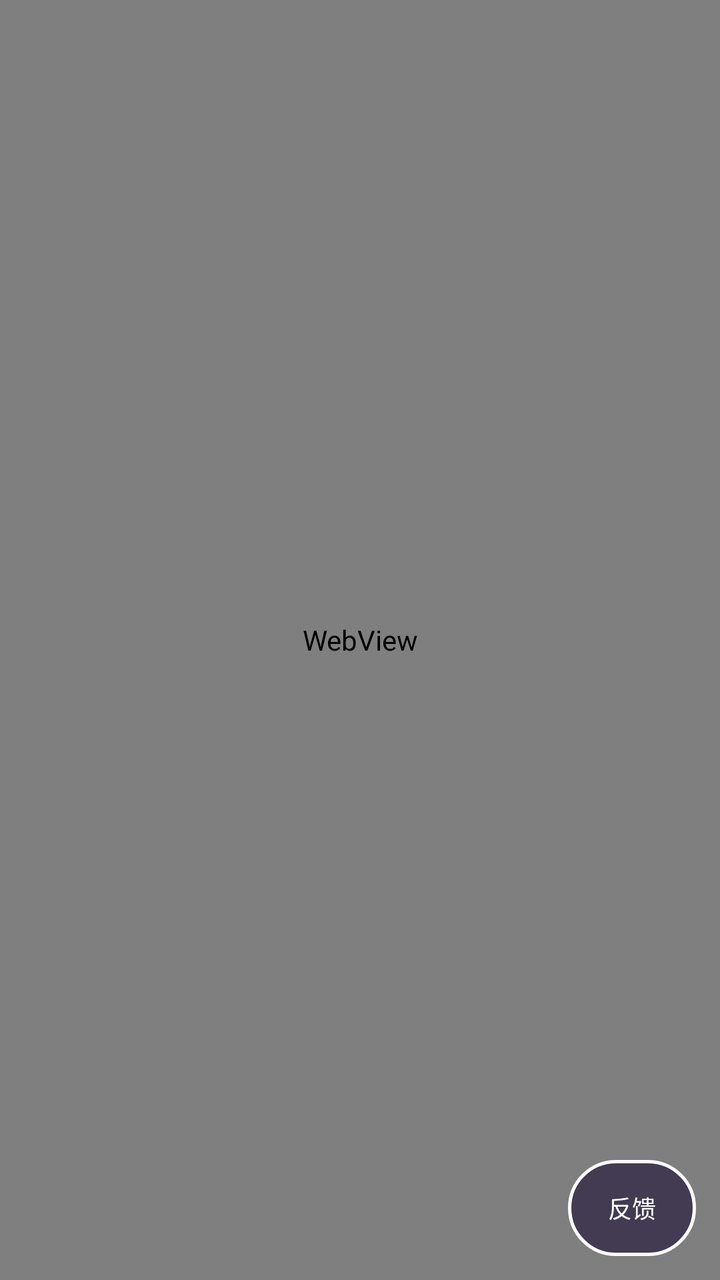
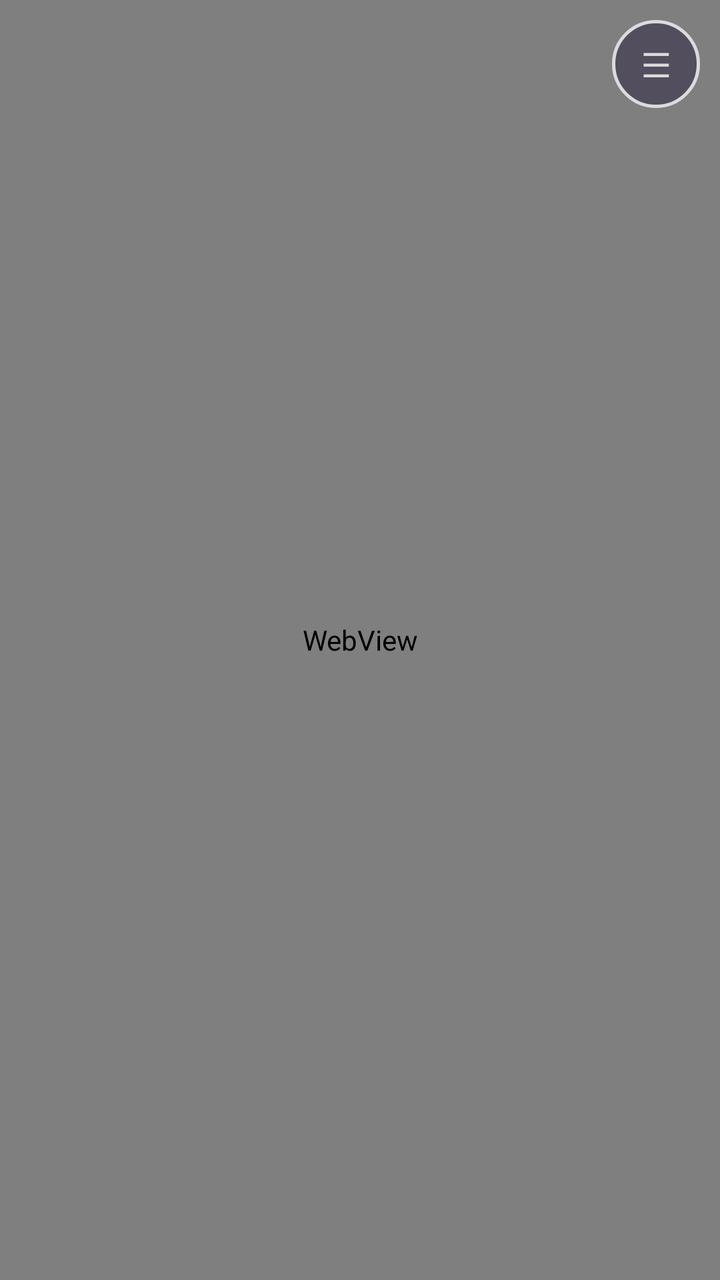

The first picture is an Android layout as it rendered before a commit; the second is the same layout after the commit. The layout source and the unified diff follow.
<!-- AndroidManifest.xml: application theme Theme.Game100 -->
<!-- res/layout/activity_game.xml -->
<?xml version="1.0" encoding="utf-8"?>
<FrameLayout
    android:layout_width="match_parent"
    android:layout_height="match_parent"
    xmlns:android="http://schemas.android.com/apk/res/android"
    android:background="@color/stage">
    <WebView
        android:layout_width="match_parent"
        android:layout_height="match_parent"
        android:id="@+id/webview" />
    <ProgressBar
        android:layout_width="wrap_content"
        android:layout_height="wrap_content"
        android:id="@+id/progress"
        android:layout_gravity="center"
        android:indeterminateTint="@color/mint" />
    <Button
        android:layout_width="64dp"
        android:layout_height="48dp"
        android:id="@+id/bug_button"
        android:layout_gravity="bottom|end"
        android:layout_margin="12dp"
        android:background="@drawable/pill_dark"
        android:backgroundTint="@null"
        android:text="反馈"
        android:textColor="@android:color/white"
        android:textSize="12sp"
        android:textAllCaps="false"
        android:contentDescription="反馈游戏问题" />
</FrameLayout>
<!-- resources referenced by this layout -->
<resources>
  <color name="mint">#2EE6D6</color>
  <color name="stage">#12052E</color>
  <!-- drawable pill_dark (drawable) -->
  <?xml version="1.0" encoding="utf-8"?>
  <shape xmlns:android="http://schemas.android.com/apk/res/android" android:shape="rectangle">
      <solid android:color="#8C12052E" />
      <stroke android:width="1.5dp" android:color="#FFFFFFFF" />
      <corners android:radius="999dp" />
  </shape>
  <style name="Theme.Game100" parent="Base.Theme.Game100" />
  <color name="coin">#FFCF33</color>
  <color name="bg_top">#2B0F63</color>
  <color name="cyan">#2EE6D6</color>
  <color name="coin_ink">#5A2A00</color>
  <color name="cyan_ink">#03342F</color>
  <color name="bg_bottom">#12052E</color>
  <color name="bg_secondary">#2B0F63</color>
  <color name="text_primary">#FFF5FC</color>
  <color name="text_secondary">#CDB9EA</color>
  <color name="text_dim">#9A86C2</color>
  <color name="pink">#FF3D9A</color>
  <style name="ThemeOverlay.Game100.Dialog" parent="ThemeOverlay.MaterialComponents.Dialog.Alert">
          <item name="android:windowBackground">@drawable/dialog_bg</item>
          <item name="colorPrimary">@color/coin</item>
          <item name="colorAccent">@color/coin</item>
          <item name="android:textColorPrimary">@color/text_primary</item>
          <item name="android:textColorSecondary">@color/text_secondary</item>
          <item name="buttonBarPositiveButtonStyle">@style/Widget.Game100.DialogButton</item>
          <item name="buttonBarNegativeButtonStyle">@style/Widget.Game100.DialogButton.Muted</item>
          <item name="buttonBarNeutralButtonStyle">@style/Widget.Game100.DialogButton.Muted</item>
      </style>
  <!-- drawable dialog_bg (drawable) -->
  <?xml version="1.0" encoding="utf-8"?>
  <inset xmlns:android="http://schemas.android.com/apk/res/android" android:inset="16dp"><shape>
      <gradient android:angle="270" android:startColor="#FF3A1777" android:endColor="#FF22094D" />
      <stroke android:width="1.5dp" android:color="#40FFFFFF" />
      <corners android:radius="28dp" /></shape></inset>
  <style name="Widget.Game100.DialogButton" parent="Widget.MaterialComponents.Button.TextButton.Dialog">
          <item name="android:textColor">@color/coin</item>
          <item name="android:textStyle">bold</item>
          <item name="android:textAllCaps">false</item>
      </style>
  <style name="Widget.Game100.DialogButton.Muted">
          <item name="android:textColor">@color/text_secondary</item>
      </style>
  <!-- unchanged entries left out for length: 2 -->
</resources>

<!-- the commit's change to res/layout/activity_game.xml (unified diff, before → after) -->
@@ -14,17 +14,108 @@
         android:id="@+id/progress"
         android:layout_gravity="center"
         android:indeterminateTint="@color/mint" />
-    <Button
-        android:layout_width="64dp"
-        android:layout_height="48dp"
-        android:id="@+id/bug_button"
-        android:layout_gravity="bottom|end"
-        android:layout_margin="12dp"
-        android:background="@drawable/pill_dark"
-        android:backgroundTint="@null"
-        android:text="反馈"
-        android:textColor="@android:color/white"
-        android:textSize="12sp"
-        android:textAllCaps="false"
-        android:contentDescription="反馈游戏问题" />
+    
+    <LinearLayout
+        android:layout_width="wrap_content"
+        android:layout_height="wrap_content"
+        android:layout_gravity="top|end"
+        android:layout_marginTop="10dp"
+        android:layout_marginEnd="10dp"
+        android:orientation="vertical"
+        android:gravity="end">
+        <TextView
+            android:id="@+id/quick_fab"
+            android:layout_width="44dp"
+            android:layout_height="44dp"
+            android:gravity="center"
+            android:text="☰"
+            android:textColor="@android:color/white"
+            android:textSize="17sp"
+            android:alpha="0.72"
+            android:background="@drawable/pill_dark"
+            android:clickable="true"
+            android:focusable="true"
+            android:contentDescription="@string/quick_menu_open" />
+        <LinearLayout
+            android:id="@+id/quick_menu_panel"
+            android:layout_width="148dp"
+            android:layout_height="wrap_content"
+            android:layout_marginTop="8dp"
+            android:orientation="vertical"
+            android:padding="8dp"
+            android:background="@drawable/surface_panel"
+            android:visibility="gone">
+            <TextView
+                android:id="@+id/quick_restart"
+                android:layout_width="match_parent"
+                android:layout_height="44dp"
+                android:gravity="center_vertical"
+                android:paddingStart="10dp"
+                android:paddingEnd="10dp"
+                android:text="🔄 重开本局"
+                android:textColor="@color/text_primary"
+                android:textSize="13.5sp"
+                android:textStyle="bold"
+                android:clickable="true"
+                android:focusable="true" />
+            <TextView
+                android:id="@+id/quick_fav"
+                android:layout_width="match_parent"
+                android:layout_height="44dp"
+                android:gravity="center_vertical"
+                android:paddingStart="10dp"
+                android:paddingEnd="10dp"
+                android:text="♡ 收藏游戏"
+                android:textColor="@color/text_primary"
+                android:textSize="13.5sp"
+                android:textStyle="bold"
+                android:clickable="true"
+                android:focusable="true" />
+            <TextView
+                android:id="@+id/quick_random"
+                android:layout_width="match_parent"
+                android:layout_height="44dp"
+                android:gravity="center_vertical"
+                android:paddingStart="10dp"
+                android:paddingEnd="10dp"
+                android:text="🎲 随机下一款"
+                android:textColor="@color/accent"
+                android:textSize="13.5sp"
+                android:textStyle="bold"
+                android:clickable="true"
+                android:focusable="true" />
+            <TextView
+                android:id="@+id/quick_feedback"
+                android:layout_width="match_parent"
+                android:layout_height="44dp"
+                android:gravity="center_vertical"
+                android:paddingStart="10dp"
+                android:paddingEnd="10dp"
+                android:text="💬 反馈问题"
+                android:textColor="@color/text_secondary"
+                android:textSize="13.5sp"
+                android:textStyle="bold"
+                android:clickable="true"
+                android:focusable="true" />
+            <View
+                android:layout_width="match_parent"
+                android:layout_height="1dp"
+                android:layout_marginTop="4dp"
+                android:layout_marginBottom="4dp"
+                android:background="@color/divider" />
+            <TextView
+                android:id="@+id/quick_exit"
+                android:layout_width="match_parent"
+                android:layout_height="44dp"
+                android:gravity="center_vertical"
+                android:paddingStart="10dp"
+                android:paddingEnd="10dp"
+                android:text="🏠 返回大厅"
+                android:textColor="@color/mint"
+                android:textSize="13.5sp"
+                android:textStyle="bold"
+                android:clickable="true"
+                android:focusable="true" />
+        </LinearLayout>
+    </LinearLayout>
 </FrameLayout>
<!-- resource entries referenced after the edit -->
@@ -1,5 +1,7 @@
 <!-- resources referenced by this layout -->
 <resources>
+  <color name="accent">#FFCF33</color>
+  <color name="divider">#29FFFFFF</color>
   <color name="mint">#2EE6D6</color>
   <color name="stage">#12052E</color>
   <!-- drawable pill_dark (drawable) -->
@@ -9,7 +11,21 @@
       <stroke android:width="1.5dp" android:color="#FFFFFFFF" />
       <corners android:radius="999dp" />
   </shape>
+  <!-- drawable surface_panel (drawable) -->
+  <?xml version="1.0" encoding="utf-8"?>
+  <layer-list xmlns:android="http://schemas.android.com/apk/res/android">
+      <item><shape><solid android:color="@color/ledge" /><corners android:radius="24dp" /></shape></item>
+      <item android:bottom="5dp"><shape>
+          <gradient android:angle="270" android:startColor="@color/glass_top" android:endColor="@color/glass_bottom" />
+          <stroke android:width="1dp" android:color="@color/glass_line" />
+          <corners android:radius="24dp" /></shape></item>
+  </layer-list>
+  <string name="quick_menu_open">游戏快捷菜单</string>
   <style name="Theme.Game100" parent="Base.Theme.Game100" />
+  <color name="ledge">#99060114</color>
+  <color name="glass_top">#21FFFFFF</color>
+  <color name="glass_bottom">#0DFFFFFF</color>
+  <color name="glass_line">#29FFFFFF</color>
   <color name="coin">#FFCF33</color>
   <color name="bg_top">#2B0F63</color>
   <color name="cyan">#2EE6D6</color>
